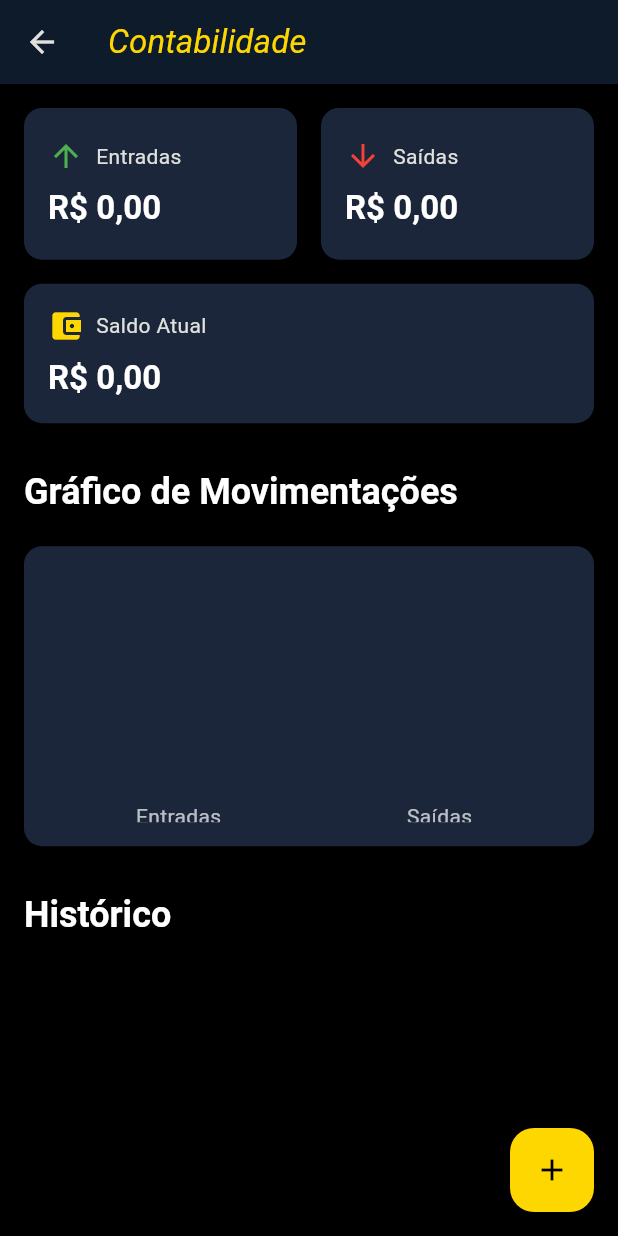
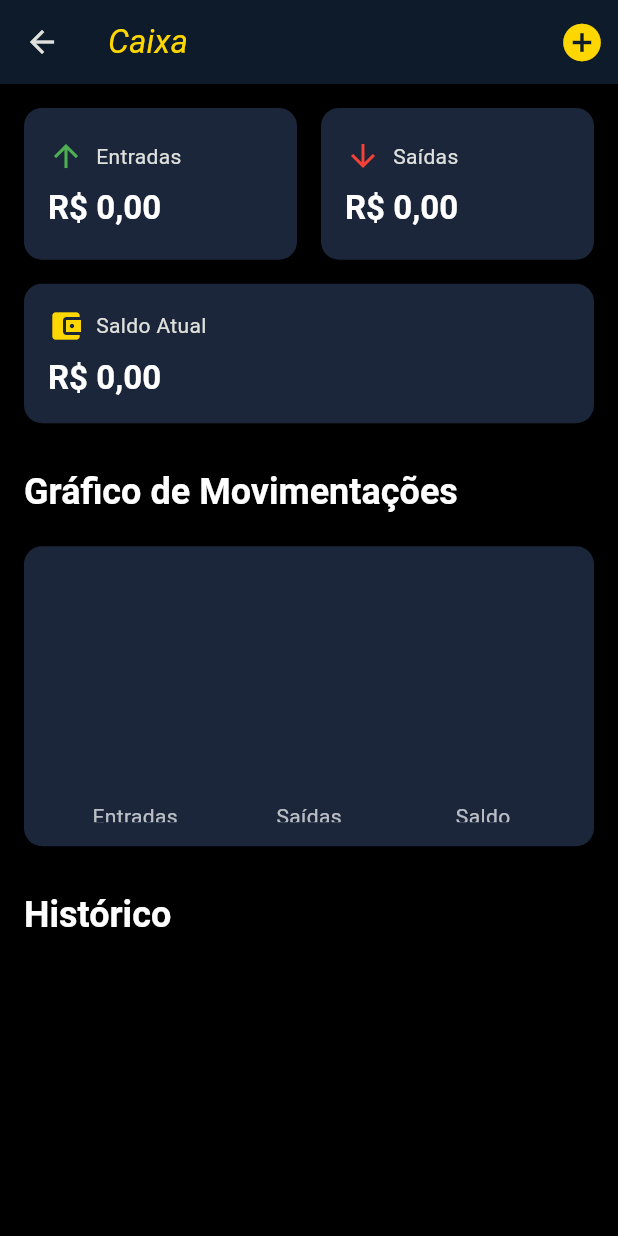
Before and after one commit to DiegoRodrigues1988/Sal-o-de-Cabelo-agenda-e-Contabilidade-, a Flutter app: the ContabilPage screen opened directly, on a phone screen of 412 x 824 dp. Run offline on Flutter 3.47's test engine with Material 3 defaults, Android fonts, the phone set to English and light mode, and no system bars; drawn by our look-alikes of fl_chart; our stand-ins replace cloud_firestore, firebase_auth, firebase_core, shared_preferences, table_calendar; accounts and stored records are empty.

Commit message:
segunda versão funcicional

```diff
--- a/lib/contabil.dart
+++ b/lib/contabil.dart
@@ -2,6 +2,7 @@ import 'package:flutter/material.dart';
 import 'package:cloud_firestore/cloud_firestore.dart';
 import 'package:fl_chart/fl_chart.dart';
 import 'package:intl/intl.dart';
+import 'dart:math';
 
 class ContabilPage extends StatefulWidget {
   const ContabilPage({super.key});
@@ -11,12 +12,10 @@ class ContabilPage extends StatefulWidget {
 }
 
 class _ContabilPageState extends State<ContabilPage> {
-  // --- FUNÇÃO PARA REMOVER UMA TRANSAÇÃO ---
   Future<void> _removerTransacao(String docId) async {
     await FirebaseFirestore.instance.collection('transacoes').doc(docId).delete();
   }
 
-  // --- DIÁLOGO DE CONFIRMAÇÃO PARA REMOVER ---
   void _mostrarDialogoDeRemoverTransacao(String docId, String descricao) {
     showDialog(
       context: context,
@@ -113,14 +112,16 @@ class _ContabilPageState extends State<ContabilPage> {
     final theme = Theme.of(context);
     return Scaffold(
       appBar: AppBar(
-        title: Text('Contabilidade', style: TextStyle(color: theme.hintColor)),
+        // --- MUDANÇA AQUI ---
+        title: Text('Caixa', style: TextStyle(color: theme.hintColor)),
         backgroundColor: theme.primaryColor,
         elevation: 0,
-      ),
-      floatingActionButton: FloatingActionButton(
-        onPressed: _mostrarDialogoDeAdicionarTransacao,
-        backgroundColor: theme.hintColor,
-        child: const Icon(Icons.add, color: Colors.black),
+        actions: [
+          IconButton(
+            icon: Icon(Icons.add_circle, color: theme.hintColor, size: 30),
+            onPressed: _mostrarDialogoDeAdicionarTransacao,
+          ),
+        ],
       ),
       body: StreamBuilder<QuerySnapshot>(
         stream: FirebaseFirestore.instance.collection('transacoes').orderBy('data', descending: true).snapshots(),
@@ -177,10 +178,11 @@ class _ContabilPageState extends State<ContabilPage> {
                   child: BarChart(
                     BarChartData(
                       alignment: BarChartAlignment.spaceAround,
-                      maxY: (totalEntradas > totalSaidas ? totalEntradas : totalSaidas) * 1.2,
+                      maxY: max(max(totalEntradas, totalSaidas), saldo.abs()) * 1.2,
                       barGroups: [
                         _makeBarGroup(0, totalEntradas, Colors.green),
                         _makeBarGroup(1, totalSaidas, Colors.red),
+                        _makeBarGroup(2, saldo < 0 ? 0 : saldo, theme.hintColor),
                       ],
                       titlesData: FlTitlesData(
                         bottomTitles: AxisTitles(sideTitles: SideTitles(showTitles: true, getTitlesWidget: _bottomTitles)),
@@ -206,8 +208,6 @@ class _ContabilPageState extends State<ContabilPage> {
                       leading: Icon(isEntrada ? Icons.arrow_upward : Icons.arrow_downward, color: isEntrada ? Colors.green : Colors.red),
                       title: Text(data['descricao']),
                       subtitle: Text(DateFormat('dd/MM/yyyy').format((data['data'] as Timestamp).toDate())),
-                      // --- MUDANÇA AQUI ---
-                      // Adicionado um Row para ter o valor e o botão de excluir
                       trailing: Row(
                         mainAxisSize: MainAxisSize.min,
                         children: [
@@ -276,6 +276,9 @@ class _ContabilPageState extends State<ContabilPage> {
       case 1:
         text = 'Saídas';
         break;
+      case 2:
+        text = 'Saldo';
+        break;
       default:
         text = '';
         break;
--- a/lib/home_page.dart
+++ b/lib/home_page.dart
@@ -12,7 +12,6 @@ class HomePage extends StatefulWidget {
 class _HomePageState extends State<HomePage> {
   int _selectedIndex = 0;
 
-  // Adicionado 'const' para melhorar a performance
   static final List<Widget> _widgetOptions = <Widget>[
     const CalendarioAgendaPage(),
     const ContabilPage(),
@@ -39,7 +38,8 @@ class _HomePageState extends State<HomePage> {
           ),
           BottomNavigationBarItem(
             icon: Icon(Icons.bar_chart),
-            label: 'Contabilidade',
+            // --- MUDANÇA AQUI ---
+            label: 'Caixa',
           ),
         ],
         currentIndex: _selectedIndex,
```
Also changed, not shown: lib/calendario_agenda.dart (+8 -7 lines), lib/login_senha.dart (+64 -18 lines), pubspec.yaml (+5 -4 lines), pubspec.lock, 1 other file.
